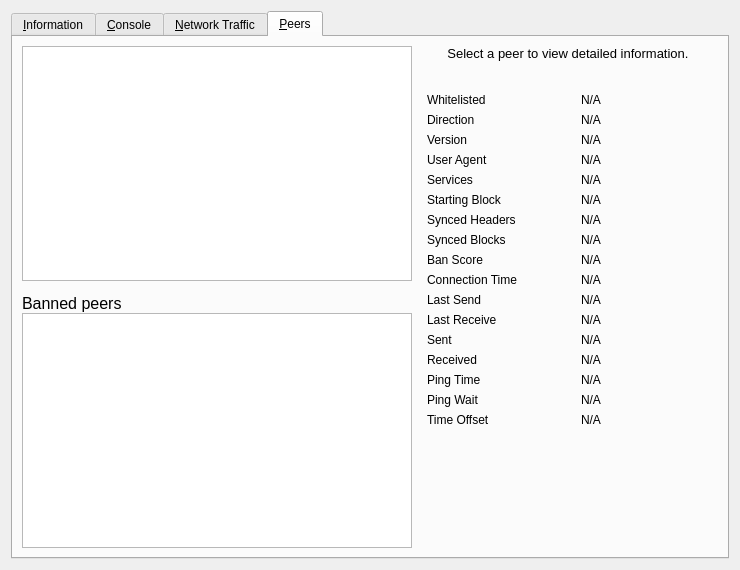
This is src/qt/forms/debugwindow.ui in odrowonz/atbcoin-insight as Qt 5 draws it before an edit. The edited form follows.
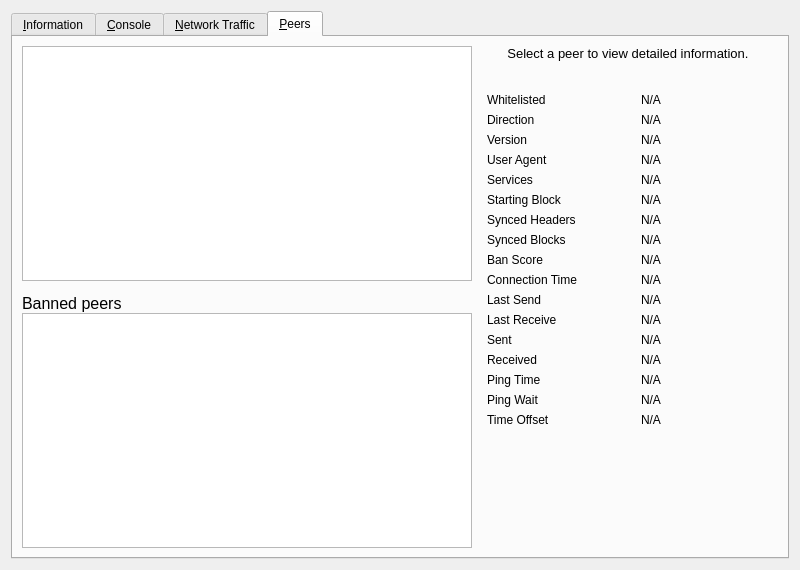
This is the edited form. The open tabs and pages were chosen to show the change. Icons and pictures are not drawn. Custom widgets are drawn as their Qt base class.

```diff
--- a/src/qt/forms/debugwindow.ui
+++ b/src/qt/forms/debugwindow.ui
@@ -6,10 +6,16 @@
    <rect>
     <x>0</x>
     <y>0</y>
-    <width>740</width>
+    <width>800</width>
     <height>570</height>
    </rect>
   </property>
+  <property name="minimumSize">
+   <size>
+    <width>800</width>
+    <height>0</height>
+   </size>
+  </property>
   <property name="windowTitle">
    <string>Debug window</string>
   </property>
```
Left out of the diff: 2 changed lines with no effect on the pictures.
